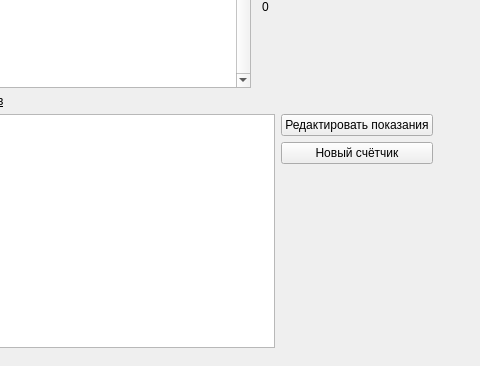
MartovKot/ZHSK, file operwindow.ui: the form before one commit; both pictures show x 125 to 605 and y 315 to 681 of the 605 by 681 pixel window.
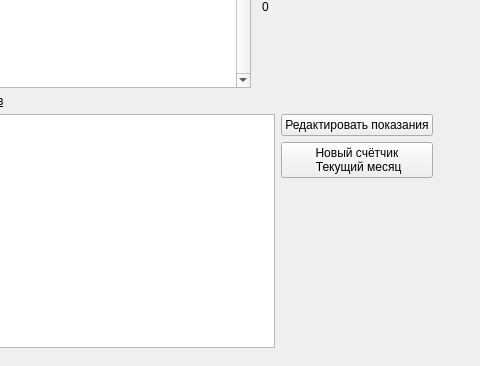
The form after the commit. Icons and pictures are not drawn.

The edit to the form file:
```diff
--- a/operwindow.ui
+++ b/operwindow.ui
@@ -802,7 +802,8 @@
             <item>
              <widget class="QPushButton" name="pBtn_NewCounter">
               <property name="text">
-               <string>Новый счётчик</string>
+               <string>Новый счётчик 
+ Текущий месяц</string>
               </property>
              </widget>
             </item>
```
Left out of the diff: 72 changed lines with no effect on the pictures.
